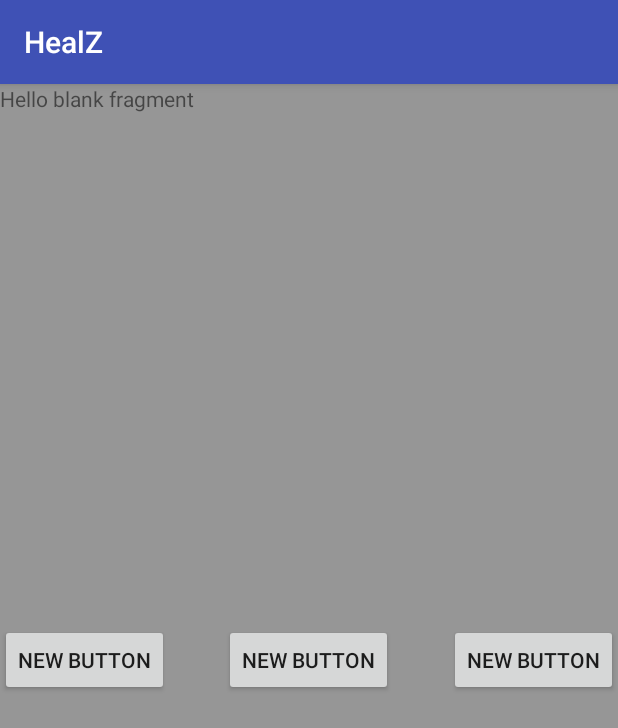
After one commit to marionacaros/Projecte_HealZ, an Android app: the fragment HistoryFragment shown on its own in the app's theme, on a phone screen of 412 x 824 dp. The commit adds this screen. Shown: the top 728 px of the screen. Run offline under Robolectric (Android 15) with nearby library versions, the phone set to English and light mode, and no system bars.

Commit message:
commit fragments amb error

```diff
--- /dev/null
+++ b/app/src/main/java/pae/healz/HistoryFragment.java
@@ -0,0 +1,98 @@
+package pae.healz;
+
+import android.content.Context;
+import android.net.Uri;
+import android.os.Bundle;
+import android.support.v4.app.Fragment;
+import android.view.LayoutInflater;
+import android.view.Menu;
+import android.view.MenuInflater;
+import android.view.MenuItem;
+import android.view.View;
+import android.view.ViewGroup;
+import android.app.Activity;
+
+
+/**
+ * A simple {@link Fragment} subclass.
+ * Activities that contain this fragment must implement the
+ * {@link HistoryFragment.OnFragmentInteractionListener} interface
+ * to handle interaction events.
+ * Use the {@link HistoryFragment#newInstance} factory method to
+ * create an instance of this fragment.
+ */
+public class HistoryFragment extends Fragment {
+
+    //private OnFragmentInteractionListener mListener;
+
+
+    @Override
+    public void onCreate(Bundle savedInstanceState) {
+        super.onCreate(savedInstanceState);
+        setHasOptionsMenu(true);
+    }
+
+
+    @Override
+    public View onCreateView(LayoutInflater inflater, ViewGroup container,
+                             Bundle savedInstanceState) {
+        View view = inflater.inflate(R.layout.fragment_history,container, false);
+        return view;
+    }
+
+/*
+    @Override
+    public void onAttach(Context context) {
+        super.onAttach(context);
+        if (context instanceof OnFragmentInteractionListener) {
+            mListener = (OnFragmentInteractionListener) context;
+        } else {
+            throw new RuntimeException(context.toString()
+                    + " must implement OnFragmentInteractionListener");
+        }
+    }
+
+    @Override
+    public void onDetach() {
+        super.onDetach();
+        mListener = null;
+    }
+*/
+    /**
+     * This interface must be implemented by activities that contain this
+     * fragment to allow an interaction in this fragment to be communicated
+     * to the activity and potentially other fragments contained in that
+     * activity.
+     * <p>
+     * See the Android Training lesson <a href=
+     * "http://developer.android.com/training/basics/fragments/communicating.html"
+     * >Communicating with Other Fragments</a> for more information.
+     */
+
+
+
+    @Override
+    public void onCreateOptionsMenu(Menu menu,MenuInflater inflater) {
+        // Do something that differs the Activity's menu here
+        super.onCreateOptionsMenu(menu, inflater);
+    }
+
+    @Override
+    public boolean onOptionsItemSelected(MenuItem item) {
+        switch (item.getItemId()) {
+            case R.id.nav_tutorial:
+                // Not implemented here
+                return false;
+            case R.id.history_frag:
+                // Do Fragment menu item stuff here
+                return true;
+            default:
+                break;
+        }
+
+        return false;
+    }
+
+
+
+}
--- a/app/src/main/res/layout/activity_main.xml
+++ b/app/src/main/res/layout/activity_main.xml
@@ -23,4 +23,6 @@
         app:menu="@menu/activity_main_drawer" />
 
 
+
+
 </android.support.v4.widget.DrawerLayout>
--- /dev/null
+++ b/app/src/main/res/layout/fragment_history.xml
@@ -0,0 +1,36 @@
+<FrameLayout xmlns:android="http://schemas.android.com/apk/res/android"
+    xmlns:tools="http://schemas.android.com/tools"
+    android:layout_width="match_parent"
+    android:layout_height="match_parent"
+    tools:context="pae.healz.HistoryFragment"
+    android:background="@color/black_overlay">
+
+    <!-- TODO: Update blank fragment layout -->
+    <TextView
+        android:id="@+id/history_frag"
+        android:layout_width="match_parent"
+        android:layout_height="match_parent"
+        android:text="@string/hello_blank_fragment" />
+
+    <Button
+        android:layout_width="wrap_content"
+        android:layout_height="wrap_content"
+        android:text="New Button"
+        android:id="@+id/button"
+        android:layout_gravity="center" />
+
+    <Button
+        android:layout_width="wrap_content"
+        android:layout_height="wrap_content"
+        android:text="New Button"
+        android:id="@+id/button2"
+        android:layout_gravity="right|center_vertical" />
+
+    <Button
+        android:layout_width="wrap_content"
+        android:layout_height="wrap_content"
+        android:text="New Button"
+        android:id="@+id/button3"
+        android:layout_gravity="left|center_vertical" />
+
+</FrameLayout>
--- a/app/src/main/res/values/strings.xml
+++ b/app/src/main/res/values/strings.xml
@@ -11,4 +11,7 @@
     <string name="dummy_content">DUMMY\nCONTENT</string>
 
     <string name="title_activity_composition">Composition</string>
+
+    <!-- TODO: Remove or change this placeholder text -->
+    <string name="hello_blank_fragment">Hello blank fragment</string>
 </resources>
```
Also changed, not shown: app/src/main/java/pae/healz/MainActivity.java (+23 -7 lines), app/src/main/res/layout/content_main.xml (+12 -0 lines).
